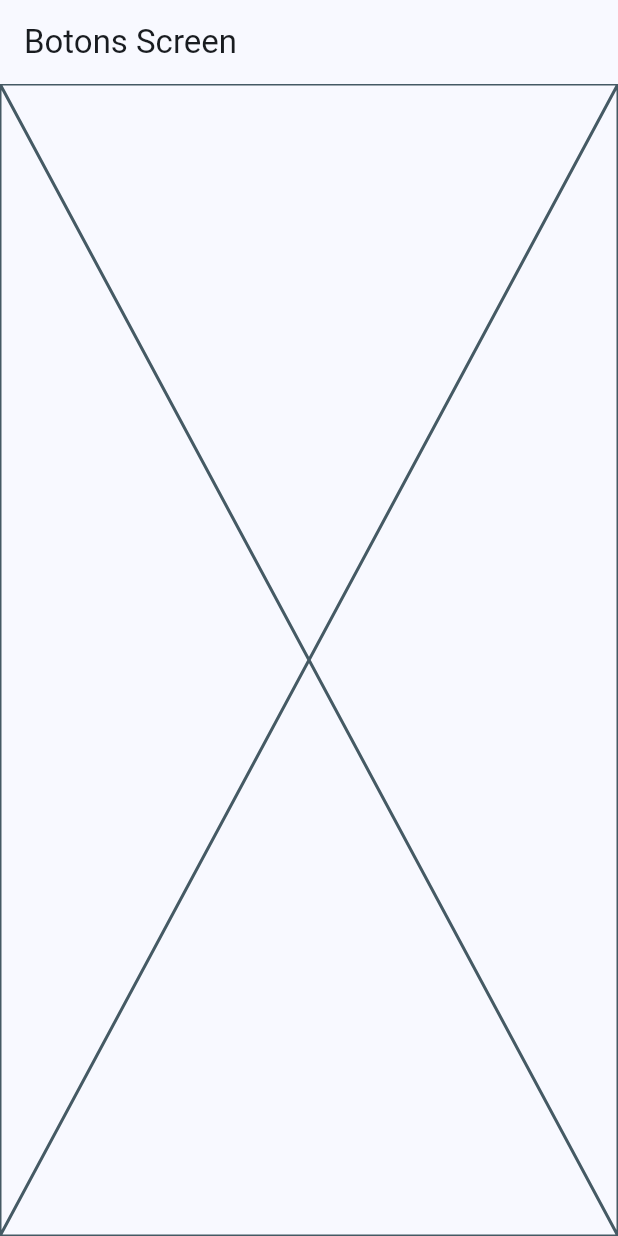
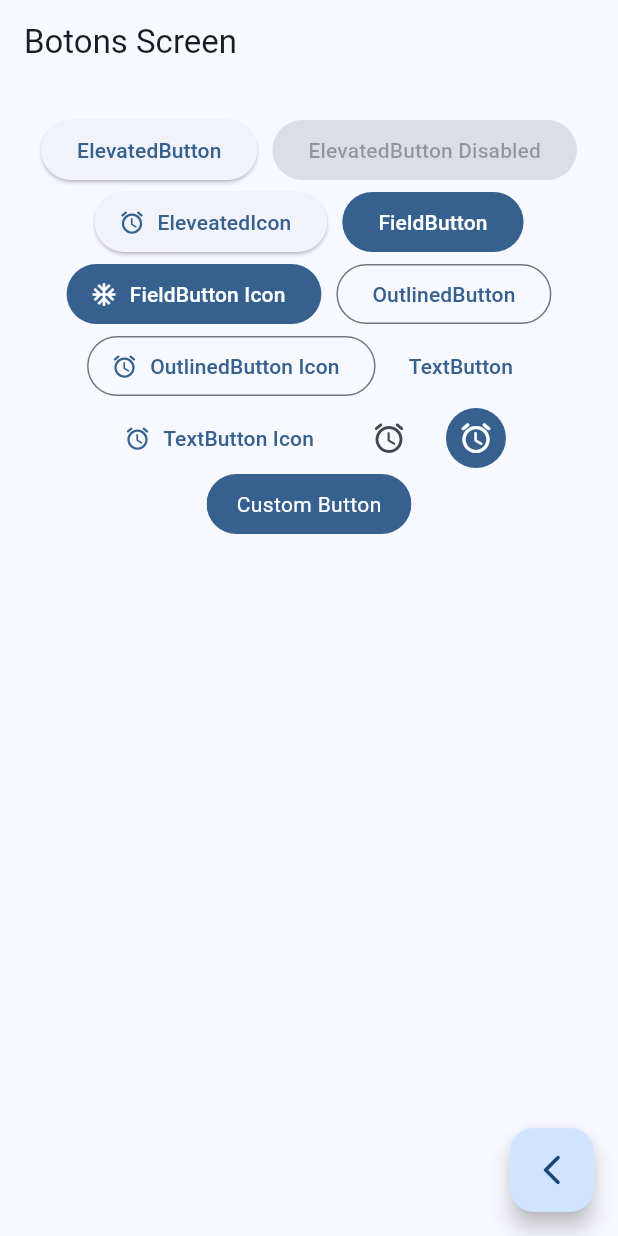
Before and after one commit to stuk4/widgets_app, a Flutter app: the ButtonsScreen screen opened by its route, on a phone screen of 412 x 824 dp. Run offline on Flutter 3.47's test engine with Material 2 defaults, Android fonts, the phone set to English and light mode, and no system bars; our stand-ins replace go_router.

Commit message:
buttons screen finished

```diff
--- a/lib/config/menu/menu_items.dart
+++ b/lib/config/menu/menu_items.dart
@@ -1,4 +1,5 @@
 import 'package:flutter/material.dart';
+import 'package:widgets_app/presentation/screens/screens.dart';
 
 class MenuItems {
   final String title;
@@ -18,13 +19,13 @@ const appMenuItems = <MenuItems>[
   MenuItems(
     title: 'Botones',
     subTitle: 'Varios botones en flutter',
-    link: '/buttons',
+    link: ButtonsScreen.name,
     icon: Icons.smart_button_outlined,
   ),
   MenuItems(
     title: 'Tarjetas',
     subTitle: 'Un contenedor estilizado',
-    link: '/cards',
+    link: CardsScreen.name,
     icon: Icons.credit_card,
   )
 ];
--- a/lib/config/router/app_router.dart
+++ b/lib/config/router/app_router.dart
@@ -6,14 +6,17 @@ final appRouter = GoRouter(
   initialLocation: '/',
   routes: [
     GoRoute(
+      name: HomeScreen.name,
       path: '/',
       builder: (context, state) => const HomeScreen(),
     ),
     GoRoute(
+      name: ButtonsScreen.name,
       path: '/buttons',
       builder: (context, state) => const ButtonsScreen(),
     ),
     GoRoute(
+      name: CardsScreen.name,
       path: '/cards',
       builder: (context, state) => const CardsScreen(),
     ),
--- a/lib/presentation/screens/buttons/buttons_screen.dart
+++ b/lib/presentation/screens/buttons/buttons_screen.dart
@@ -1,6 +1,8 @@
 import 'package:flutter/material.dart';
+import 'package:go_router/go_router.dart';
 
 class ButtonsScreen extends StatelessWidget {
+  static const String name = 'buttons_screen';
   const ButtonsScreen({super.key});
 
   @override
@@ -9,7 +11,112 @@ class ButtonsScreen extends StatelessWidget {
       appBar: AppBar(
         title: const Text('Botons Screen'),
       ),
-      body: const Placeholder(),
+      body: _ButtonsView(),
+      floatingActionButton: FloatingActionButton(
+        child: const Icon(Icons.arrow_back_ios_new_rounded),
+        onPressed: () {
+          context.pop();
+        },
+      ),
     );
   }
 }
+
+class _ButtonsView extends StatelessWidget {
+  @override
+  Widget build(BuildContext context) {
+    final colors = Theme.of(context).colorScheme;
+    return SizedBox(
+      child: SizedBox(
+        width: double.infinity,
+        child: Padding(
+          padding: const EdgeInsets.symmetric(horizontal: 10, vertical: 20),
+          child: Wrap(
+            spacing: 10,
+            alignment: WrapAlignment.center,
+            children: [
+              ElevatedButton(
+                onPressed: () {},
+                child: const Text('ElevatedButton'),
+              ),
+              const ElevatedButton(
+                onPressed: null,
+                child: Text('ElevatedButton Disabled'),
+              ),
+              ElevatedButton.icon(
+                label: const Text('EleveatedIcon'),
+                icon: const Icon(Icons.access_alarm_rounded),
+                onPressed: () {},
+              ),
+              FilledButton(
+                onPressed: () {},
+                child: const Text('FieldButton'),
+              ),
+              FilledButton.icon(
+                onPressed: () {},
+                label: const Text('FieldButton Icon'),
+                icon: const Icon(Icons.ac_unit_outlined),
+              ),
+              OutlinedButton(
+                onPressed: () {},
+                child: const Text('OutlinedButton'),
+              ),
+              OutlinedButton.icon(
+                onPressed: () {},
+                label: const Text('OutlinedButton Icon'),
+                icon: const Icon(Icons.access_alarm_rounded),
+              ),
+              TextButton(
+                onPressed: () {},
+                child: const Text('TextButton'),
+              ),
+              TextButton.icon(
+                onPressed: () {},
+                label: const Text('TextButton Icon'),
+                icon: const Icon(Icons.access_alarm_rounded),
+              ),
+              IconButton(
+                onPressed: () {},
+                icon: const Icon(Icons.access_alarm_rounded),
+              ),
+              IconButton(
+                onPressed: () {},
+                icon: const Icon(Icons.access_alarm_rounded),
+                style: ButtonStyle(
+                  backgroundColor: MaterialStatePropertyAll(colors.primary),
+                  iconColor: MaterialStateProperty.all(Colors.white),
+                ),
+              ),
+              const _CustomButton()
+            ],
+          ),
+        ),
+      ),
+    );
+  }
+}
+
+class _CustomButton extends StatelessWidget {
+  const _CustomButton();
+  @override
+  Widget build(BuildContext context) {
+    final colors = Theme.of(context).colorScheme;
+
+    return ClipRRect(
+      borderRadius: BorderRadius.circular(20),
+      child: Material(
+        color: colors.primary,
+        child: InkWell(
+          onTap: () {},
+          child: const Padding(
+            padding: EdgeInsets.symmetric(horizontal: 20, vertical: 10),
+            child: Text(
+              'Custom Button',
+              style: TextStyle(color: Colors.white),
+            ),
+          ),
+        ),
+      ),
+    );
+  }
+}
--- a/lib/presentation/screens/cards/cards_screen.dart
+++ b/lib/presentation/screens/cards/cards_screen.dart
@@ -1,6 +1,7 @@
 import 'package:flutter/material.dart';
 
 class CardsScreen extends StatelessWidget {
+  static const String name = 'cards_screen';
   const CardsScreen({super.key});
 
   @override
--- a/lib/presentation/screens/home/home_screen.dart
+++ b/lib/presentation/screens/home/home_screen.dart
@@ -3,6 +3,8 @@ import 'package:go_router/go_router.dart';
 import 'package:widgets_app/config/menu/menu_items.dart';
 
 class HomeScreen extends StatelessWidget {
+  static const String name = 'home_screen';
+
   const HomeScreen({super.key});
 
   @override
@@ -49,7 +51,8 @@ class _CutsomListTile extends StatelessWidget {
         // Navigator.of(context).push(
         //     MaterialPageRoute(builder: (context) => const ButtonsScreen()));
         // Navigator.of(context).pushNamed(menuItem.link);
-        context.push(menuItem.link);
+        // context.push(menuItem.link);
+        context.pushNamed(menuItem.link);
       },
     );
   }
```
